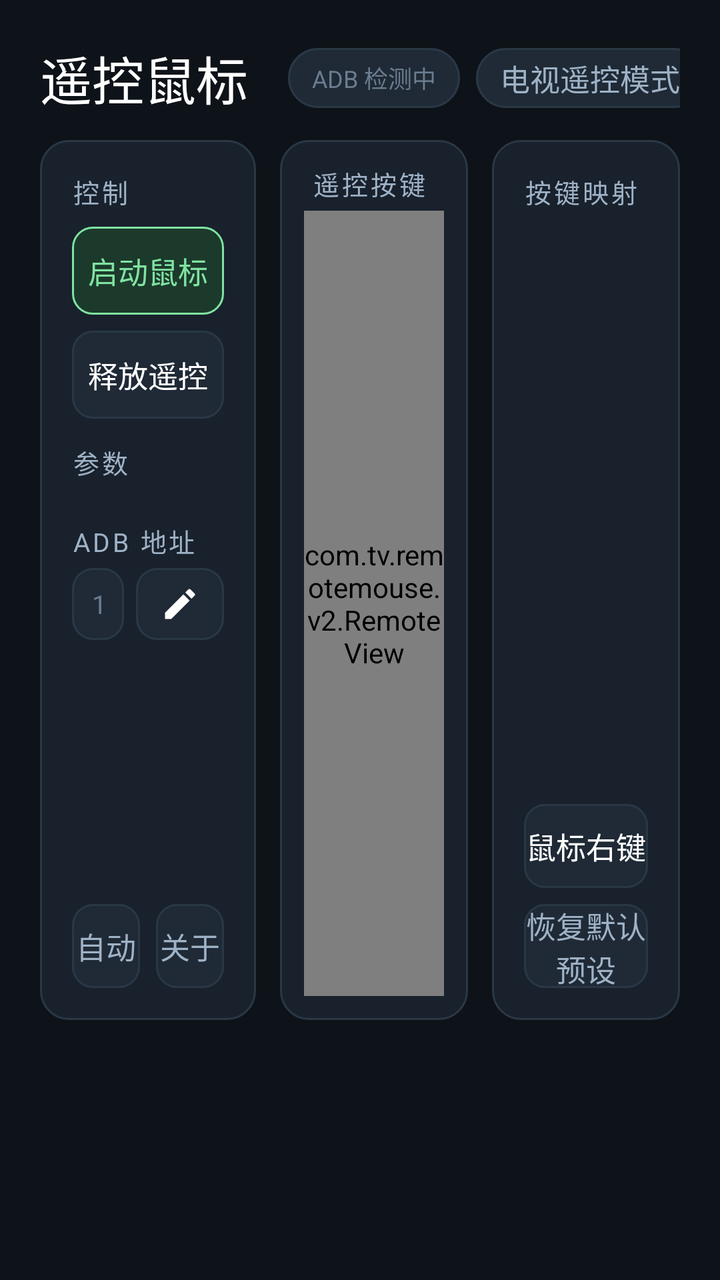
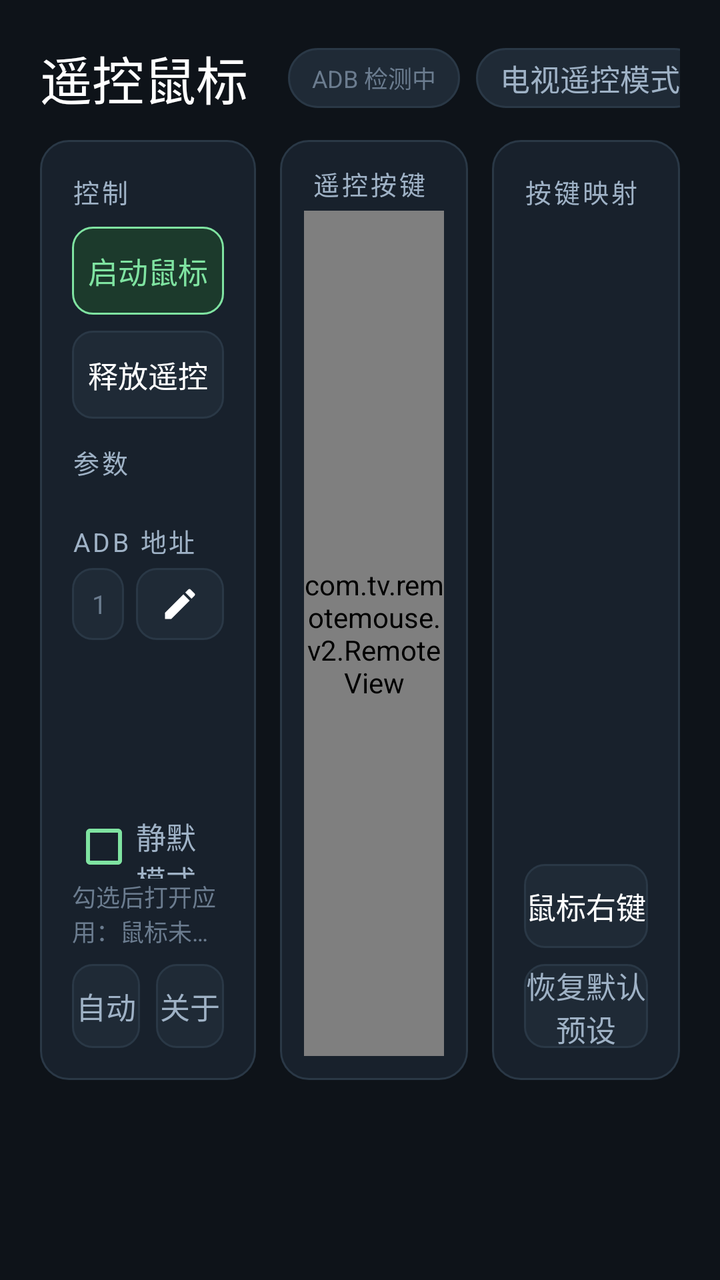

Before-and-after screenshots of an Android layout around one commit, followed by the original layout XML and the change that was made.
<!-- AndroidManifest.xml: application theme android:Theme.Material.NoActionBar -->
<!-- res/layout/activity_main.xml -->
<?xml version="1.0" encoding="utf-8"?>

<ScrollView xmlns:android="http://schemas.android.com/apk/res/android"
    android:layout_width="match_parent"
    android:layout_height="match_parent"
    android:fillViewport="true"
    android:background="@color/bg"
    android:scrollbars="none">

    <LinearLayout
        android:layout_width="match_parent"
        android:layout_height="wrap_content"
        android:orientation="vertical"
        android:padding="@dimen/page_padding">

        
        <LinearLayout
            android:layout_width="match_parent"
            android:layout_height="wrap_content"
            android:orientation="horizontal"
            android:gravity="center_vertical">

            <TextView
                android:layout_width="wrap_content"
                android:layout_height="wrap_content"
                android:text="@string/app_title"
                android:textColor="@color/text_primary"
                android:textSize="@dimen/text_title"
                android:fontFamily="sans-serif-medium" />

            <TextView
                android:id="@+id/ver"
                android:layout_width="wrap_content"
                android:layout_height="wrap_content"
                android:layout_marginStart="@dimen/space_2"
                android:layout_marginEnd="@dimen/space_3"
                android:textColor="@color/text_muted"
                android:textSize="@dimen/text_caption" />

            <LinearLayout
                android:layout_width="0dp"
                android:layout_height="wrap_content"
                android:layout_weight="1"
                android:orientation="vertical">

                <TextView
                    android:layout_width="match_parent"
                    android:layout_height="wrap_content"
                    android:text="@string/header_hint"
                    android:textColor="@color/text_muted"
                    android:textSize="@dimen/text_caption"
                    android:maxLines="1"
                    android:ellipsize="end" />

                <TextView
                    android:layout_width="match_parent"
                    android:layout_height="wrap_content"
                    android:layout_marginTop="2dp"
                    android:text="@string/header_hint2"
                    android:textColor="@color/text_muted"
                    android:textSize="@dimen/text_caption"
                    android:maxLines="1"
                    android:ellipsize="end" />
            </LinearLayout>

            <TextView
                android:id="@+id/adb"
                android:layout_width="wrap_content"
                android:layout_height="@dimen/chip_height"
                android:layout_marginEnd="@dimen/space_2"
                android:gravity="center"
                android:paddingStart="@dimen/space_3"
                android:paddingEnd="@dimen/space_3"
                android:background="@drawable/chip_bg"
                android:text="@string/adb_checking"
                android:textColor="@color/text_muted"
                android:textSize="@dimen/text_caption" />

            <TextView
                android:id="@+id/status"
                android:layout_width="wrap_content"
                android:layout_height="@dimen/chip_height"
                android:gravity="center"
                android:paddingStart="@dimen/space_3"
                android:paddingEnd="@dimen/space_3"
                android:background="@drawable/chip_bg"
                android:text="@string/state_remote"
                android:textColor="@color/text_secondary"
                android:textSize="@dimen/text_body" />
        </LinearLayout>

        
        <LinearLayout
            android:layout_width="match_parent"
            android:layout_height="440dp"
            android:layout_marginTop="@dimen/space_3"
            android:orientation="horizontal">

            
            <LinearLayout
                android:layout_width="0dp"
                android:layout_height="match_parent"
                android:layout_weight="1.15"
                android:layout_marginEnd="@dimen/space_3"
                android:orientation="vertical"
                android:background="@drawable/bg_card"
                android:padding="@dimen/space_4">

                <TextView
                    android:layout_width="wrap_content"
                    android:layout_height="wrap_content"
                    android:text="@string/section_control"
                    android:textColor="@color/text_secondary"
                    android:textSize="@dimen/text_section"
                    android:letterSpacing="0.1" />

                <Button
                    android:id="@+id/btnTakeover"
                    android:layout_width="match_parent"
                    android:layout_height="44dp"
                    android:layout_marginTop="@dimen/space_2"
                    android:background="@drawable/btn_primary_bg"
                    android:text="@string/btn_start"
                    android:textAllCaps="false"
                    android:textColor="@color/accent"
                    android:textSize="@dimen/text_body"
                    android:stateListAnimator="@null" />

                <Button
                    android:id="@+id/btnRelease"
                    android:layout_width="match_parent"
                    android:layout_height="44dp"
                    android:layout_marginTop="@dimen/space_2"
                    android:background="@drawable/btn_bg"
                    android:text="@string/btn_release"
                    android:textAllCaps="false"
                    android:textColor="@color/text_primary"
                    android:textSize="@dimen/text_body"
                    android:stateListAnimator="@null" />

                <TextView
                    android:layout_width="wrap_content"
                    android:layout_height="wrap_content"
                    android:layout_marginTop="@dimen/space_3"
                    android:text="@string/section_params"
                    android:textColor="@color/text_secondary"
                    android:textSize="@dimen/text_section"
                    android:letterSpacing="0.1" />

                <LinearLayout
                    android:id="@+id/paramList"
                    android:layout_width="match_parent"
                    android:layout_height="wrap_content"
                    android:layout_marginTop="@dimen/space_2"
                    android:orientation="vertical" />

                <TextView
                    android:layout_width="wrap_content"
                    android:layout_height="wrap_content"
                    android:layout_marginTop="@dimen/space_3"
                    android:text="@string/section_addr"
                    android:textColor="@color/text_secondary"
                    android:textSize="@dimen/text_section"
                    android:letterSpacing="0.1" />

                <LinearLayout
                    android:layout_width="match_parent"
                    android:layout_height="36dp"
                    android:layout_marginTop="4dp"
                    android:orientation="horizontal"
                    android:gravity="center_vertical">

                    <EditText
                        android:id="@+id/addr"
                        android:layout_width="0dp"
                        android:layout_height="match_parent"
                        android:layout_weight="1"
                        android:background="@drawable/btn_bg"
                        android:paddingStart="10dp"
                        android:paddingEnd="10dp"
                        android:gravity="center_vertical"
                        android:inputType="text"
                        android:singleLine="true"
                        android:hint="@string/addr_hint"
                        android:textColor="@color/text_primary"
                        android:textColorHint="@color/text_muted"
                        android:textSize="13sp"
                        android:focusable="false"
                        android:focusableInTouchMode="false"
                        android:cursorVisible="false" />

                    <ImageButton
                        android:id="@+id/btnEditAddr"
                        android:layout_width="44dp"
                        android:layout_height="match_parent"
                        android:layout_marginStart="6dp"
                        android:background="@drawable/btn_bg"
                        android:src="@drawable/ic_edit"
                        android:scaleType="centerInside"
                        android:padding="8dp"
                        android:contentDescription="@string/addr_edit"
                        android:focusable="false"
                        android:clickable="true" />
                </LinearLayout>

                <View
                    android:layout_width="match_parent"
                    android:layout_height="0dp"
                    android:layout_weight="1" />

                <LinearLayout
                    android:layout_width="match_parent"
                    android:layout_height="42dp"
                    android:orientation="horizontal">

                    <Button
                        android:id="@+id/btnLang"
                        android:layout_width="0dp"
                        android:layout_height="match_parent"
                        android:layout_weight="1"
                        android:background="@drawable/btn_bg"
                        android:text="@string/lang_auto"
                        android:textAllCaps="false"
                        android:textColor="@color/text_secondary"
                        android:textSize="@dimen/text_body"
                        android:stateListAnimator="@null" />

                    <Button
                        android:id="@+id/btnAbout"
                        android:layout_width="0dp"
                        android:layout_height="match_parent"
                        android:layout_weight="1"
                        android:layout_marginStart="@dimen/space_2"
                        android:background="@drawable/btn_bg"
                        android:text="@string/btn_about"
                        android:textAllCaps="false"
                        android:textColor="@color/text_secondary"
                        android:textSize="@dimen/text_body"
                        android:stateListAnimator="@null" />
                </LinearLayout>
            </LinearLayout>

            
            <LinearLayout
                android:layout_width="0dp"
                android:layout_height="match_parent"
                android:layout_weight="1"
                android:layout_marginEnd="@dimen/space_3"
                android:orientation="vertical"
                android:background="@drawable/bg_card"
                android:padding="@dimen/space_3">

                <TextView
                    android:layout_width="wrap_content"
                    android:layout_height="wrap_content"
                    android:layout_marginStart="4dp"
                    android:text="@string/section_remote"
                    android:textColor="@color/text_secondary"
                    android:textSize="@dimen/text_section"
                    android:letterSpacing="0.1" />

                <com.tv.remotemouse.v2.RemoteView
                    android:id="@+id/remote"
                    android:layout_width="match_parent"
                    android:layout_height="0dp"
                    android:layout_weight="1"
                    android:layout_marginTop="4dp" />
            </LinearLayout>

            
            <LinearLayout
                android:layout_width="0dp"
                android:layout_height="match_parent"
                android:layout_weight="1"
                android:orientation="vertical"
                android:background="@drawable/bg_card"
                android:padding="@dimen/space_4">

                <LinearLayout
                    android:layout_width="match_parent"
                    android:layout_height="wrap_content"
                    android:orientation="horizontal"
                    android:gravity="center_vertical">

                    <TextView
                        android:layout_width="wrap_content"
                        android:layout_height="wrap_content"
                        android:text="@string/section_map"
                        android:textColor="@color/text_secondary"
                        android:textSize="@dimen/text_section"
                        android:letterSpacing="0.1" />

                    <TextView
                        android:layout_width="0dp"
                        android:layout_height="wrap_content"
                        android:layout_weight="1"
                        android:layout_marginStart="@dimen/space_2"
                        android:text="@string/map_hint"
                        android:textColor="@color/text_muted"
                        android:textSize="@dimen/text_caption"
                        android:maxLines="1"
                        android:ellipsize="end" />
                </LinearLayout>

                <LinearLayout
                    android:id="@+id/mapList"
                    android:layout_width="match_parent"
                    android:layout_height="0dp"
                    android:layout_weight="1"
                    android:layout_marginTop="@dimen/space_2"
                    android:orientation="vertical" />

                <Button
                    android:id="@+id/btnBack"
                    android:layout_width="match_parent"
                    android:layout_height="42dp"
                    android:layout_marginTop="@dimen/space_2"
                    android:background="@drawable/btn_bg"
                    android:text="@string/back_right"
                    android:textAllCaps="false"
                    android:textColor="@color/text_primary"
                    android:textSize="@dimen/text_body"
                    android:stateListAnimator="@null" />

                <Button
                    android:id="@+id/btnRestore"
                    android:layout_width="match_parent"
                    android:layout_height="42dp"
                    android:layout_marginTop="@dimen/space_2"
                    android:background="@drawable/btn_bg"
                    android:text="@string/btn_restore"
                    android:textAllCaps="false"
                    android:textColor="@color/text_secondary"
                    android:textSize="@dimen/text_body"
                    android:stateListAnimator="@null" />
            </LinearLayout>
        </LinearLayout>
    </LinearLayout>
</ScrollView>
<!-- resources referenced by this layout -->
<resources>
  <color name="accent">#7FE3A1</color>
  <color name="bg">#0E1319</color>
  <color name="text_muted">#6B7C8F</color>
  <color name="text_primary">#FFFFFF</color>
  <color name="text_secondary">#9FB2C6</color>
  <dimen name="chip_height">30dp</dimen>
  <dimen name="page_padding">20dp</dimen>
  <dimen name="space_2">8dp</dimen>
  <dimen name="space_3">12dp</dimen>
  <dimen name="space_4">16dp</dimen>
  <dimen name="text_body">15sp</dimen>
  <dimen name="text_caption">12sp</dimen>
  <dimen name="text_section">13sp</dimen>
  <dimen name="text_title">26sp</dimen>
  <!-- drawable bg_card (drawable) -->
  <?xml version="1.0" encoding="utf-8"?>
  <shape xmlns:android="http://schemas.android.com/apk/res/android" android:shape="rectangle">
      <solid android:color="@color/surface" />
      <corners android:radius="@dimen/radius_card" />
      <stroke android:width="@dimen/stroke" android:color="@color/border" />
  </shape>
  <!-- drawable btn_primary_bg (drawable) -->
  <?xml version="1.0" encoding="utf-8"?>
  <selector xmlns:android="http://schemas.android.com/apk/res/android">
      <item android:state_pressed="true">
          <shape android:shape="rectangle">
              <solid android:color="@color/accent" />
              <corners android:radius="@dimen/radius_btn" />
          </shape>
      </item>
      <item android:state_focused="true">
          <shape android:shape="rectangle">
              <solid android:color="@color/accent_dim" />
              <corners android:radius="@dimen/radius_btn" />
              <stroke android:width="@dimen/stroke_focus" android:color="@color/accent" />
          </shape>
      </item>
      <item>
          <shape android:shape="rectangle">
              <solid android:color="@color/accent_dim" />
              <corners android:radius="@dimen/radius_btn" />
              <stroke android:width="@dimen/stroke" android:color="@color/accent" />
          </shape>
      </item>
  </selector>
  <!-- drawable ic_edit (drawable) -->
  <?xml version="1.0" encoding="utf-8"?>
  <vector xmlns:android="http://schemas.android.com/apk/res/android"
      android:width="24dp"
      android:height="24dp"
      android:viewportWidth="24"
      android:viewportHeight="24">
      <path
          android:fillColor="@color/text_primary"
          android:pathData="M3,17.25V21h3.75L17.81,9.94l-3.75,-3.75L3,17.25zM20.71,7.04c0.39,-0.39 0.39,-1.02 0,-1.41l-2.34,-2.34c-0.39,-0.39 -1.02,-0.39 -1.41,0l-1.83,1.83 3.75,3.75 1.83,-1.83z" />
  </vector>
  <string name="adb_checking">ADB 检测中</string>
  <string name="addr_edit">改</string>
  <string name="addr_hint">127.0.0.1:5555</string>
  <string name="app_title">遥控鼠标</string>
  <string name="back_right">鼠标右键</string>
  <string name="btn_about">关于</string>
  <string name="btn_release">释放遥控</string>
  <string name="btn_restore">恢复默认预设</string>
  <string name="btn_start">启动鼠标</string>
  <string name="header_hint">方向键移动 · OK 点击 · 切换键换模式</string>
  <string name="header_hint2">电视重启后需重新打开本应用点一次「启动鼠标」</string>
  <string name="lang_auto">自动</string>
  <string name="map_hint">点一下再按键</string>
  <string name="section_addr">ADB 地址</string>
  <string name="section_control">控制</string>
  <string name="section_map">按键映射</string>
  <string name="section_params">参数</string>
  <string name="section_remote">遥控按键</string>
  <string name="state_remote">电视遥控模式</string>
  <color name="surface">#18212C</color>
  <dimen name="radius_card">14dp</dimen>
  <dimen name="stroke">1dp</dimen>
  <color name="border">#2A3846</color>
  <color name="accent_dim">#1C3A2C</color>
  <dimen name="radius_btn">10dp</dimen>
  <color name="surface_hover">#26333F</color>
  <dimen name="stroke_focus">2dp</dimen>
  <color name="border_focus">#4FA3FF</color>
  <color name="surface_alt">#1F2A36</color>
  <dimen name="radius_chip">20dp</dimen>
  <!-- unchanged entries left out for length: 2 -->
</resources>

<!-- the commit's change to res/layout/activity_main.xml (unified diff, before → after) -->
@@ -92,7 +92,7 @@
         
         <LinearLayout
             android:layout_width="match_parent"
-            android:layout_height="440dp"
+            android:layout_height="470dp"
             android:layout_marginTop="@dimen/space_3"
             android:orientation="horizontal">
 
@@ -208,6 +208,29 @@
                     android:layout_height="0dp"
                     android:layout_weight="1" />
 
+                
+                <CheckBox
+                    android:id="@+id/chkSilent"
+                    android:layout_width="match_parent"
+                    android:layout_height="32dp"
+                    android:minHeight="0dp"
+                    android:gravity="center_vertical"
+                    android:text="@string/silent_mode"
+                    android:textColor="@color/text_secondary"
+                    android:textSize="@dimen/text_body"
+                    android:buttonTint="@color/accent"
+                    android:stateListAnimator="@null" />
+
+                <TextView
+                    android:layout_width="match_parent"
+                    android:layout_height="wrap_content"
+                    android:layout_marginBottom="@dimen/space_2"
+                    android:text="@string/silent_hint"
+                    android:textColor="@color/text_muted"
+                    android:textSize="@dimen/text_caption"
+                    android:maxLines="2"
+                    android:ellipsize="end" />
+
                 <LinearLayout
                     android:layout_width="match_parent"
                     android:layout_height="42dp"
<!-- resource entries referenced after the edit -->
@@ -74,6 +74,8 @@
   <string name="section_map">按键映射</string>
   <string name="section_params">参数</string>
   <string name="section_remote">遥控按键</string>
+  <string name="silent_hint">勾选后打开应用：鼠标未运行则直接启动、不显示本页；已在后台运行才显示设置</string>
+  <string name="silent_mode">静默模式</string>
   <string name="state_remote">电视遥控模式</string>
   <color name="surface">#18212C</color>
   <dimen name="radius_card">14dp</dimen>
